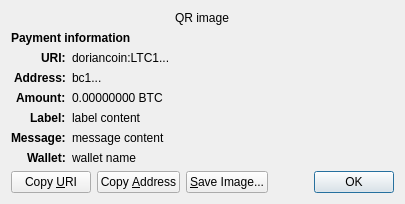
Old version of the form src/qt/forms/receiverequestdialog.ui in the repository doriancoin-project/doriancoin.
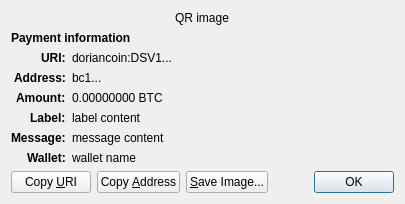
New version of the form. Custom widgets are drawn as their Qt base class.

The edit to the form file:
```diff
--- a/src/qt/forms/receiverequestdialog.ui
+++ b/src/qt/forms/receiverequestdialog.ui
@@ -65,7 +65,7 @@
    <item row="2" column="1" alignment="Qt::AlignTop">
     <widget class="QLabel" name="uri_content">
      <property name="text">
-      <string notr="true">doriancoin:LTC1...</string>
+      <string notr="true">doriancoin:DSV1...</string>
      </property>
      <property name="textFormat">
       <enum>Qt::RichText</enum>
```
